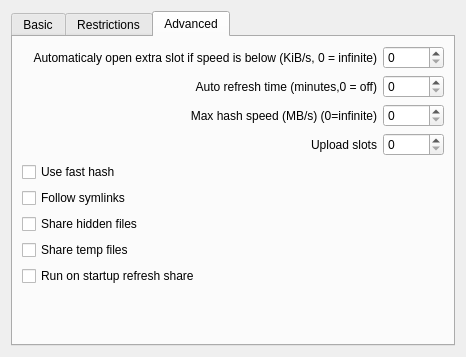
This is eiskaltdcpp/ui/UISettingsSharing.ui in eiskaltdcpp/eiskaltdcpp as Qt 5 draws it before an edit. The edited form follows.
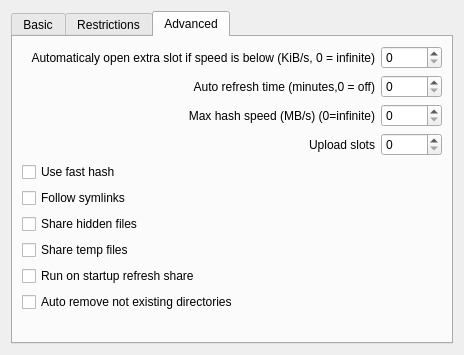
This is the edited form. The open tabs and pages were chosen to show the change.

```diff
--- a/eiskaltdcpp/ui/UISettingsSharing.ui
+++ b/eiskaltdcpp/ui/UISettingsSharing.ui
@@ -6,8 +6,8 @@
    <rect>
     <x>0</x>
     <y>0</y>
-    <width>466</width>
-    <height>357</height>
+    <width>464</width>
+    <height>355</height>
    </rect>
   </property>
   <property name="windowTitle">
@@ -312,6 +312,13 @@
          </property>
         </widget>
        </item>
+       <item>
+        <widget class="QCheckBox" name="checkBox_AUTOREMOVE">
+         <property name="text">
+          <string>Auto remove not existing directories</string>
+         </property>
+        </widget>
+       </item>
        <item>
         <spacer name="verticalSpacer">
          <property name="orientation">
```
